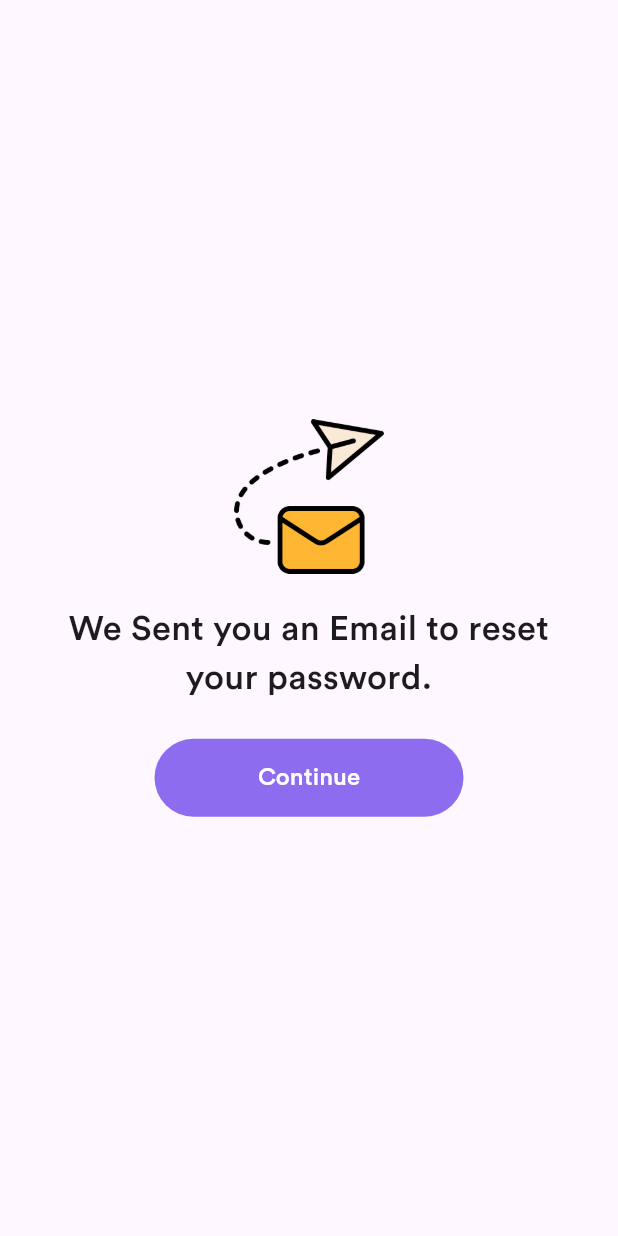
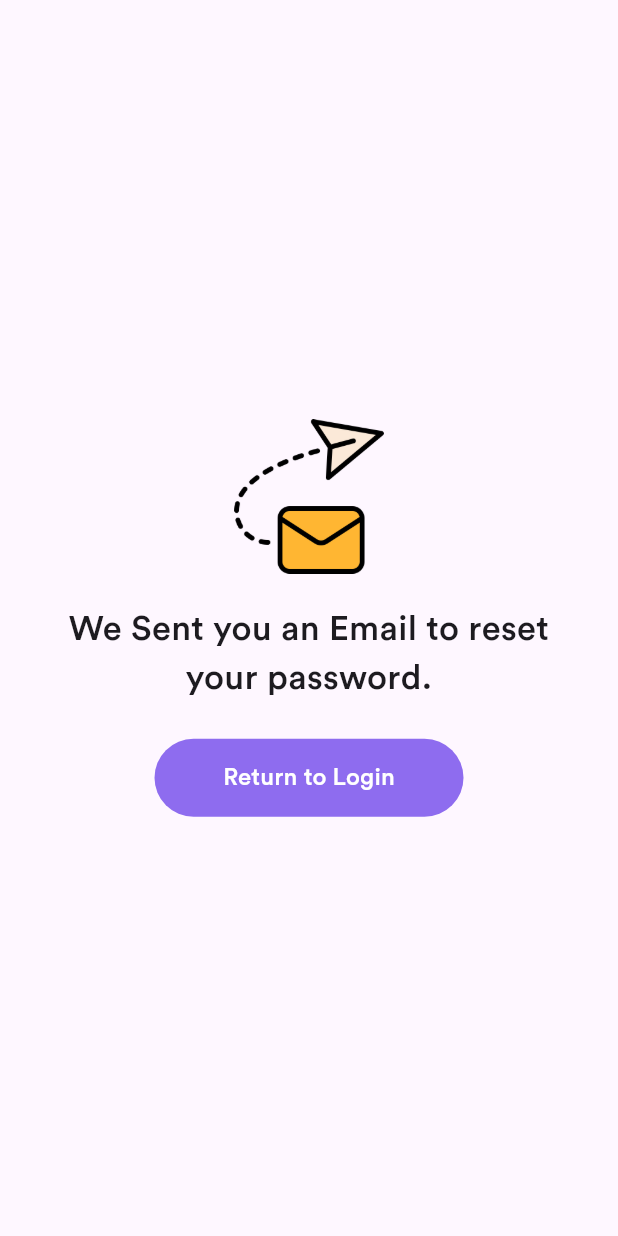
Before and after one commit to Tu2525/LinkFlutterEcommerceApp, a Flutter app: the ResetPassword screen opened directly, on a phone screen of 412 x 824 dp. Run offline on Flutter 3.47's test engine with Material 3 defaults, Android fonts, the phone set to English and light mode, and no system bars; our stand-ins replace animated_text_kit.

Commit message:
fix custom button

```diff
--- a/lib/widgets/continue_button.dart
+++ b/lib/widgets/continue_button.dart
@@ -16,7 +16,7 @@
         elevation: 0, // Full width button
       ),
       child: const Text(
-        'Continue',
+        text,
         style: TextStyle(
           fontFamily: 'Circular',
           fontWeight: FontWeight.w500,
```
